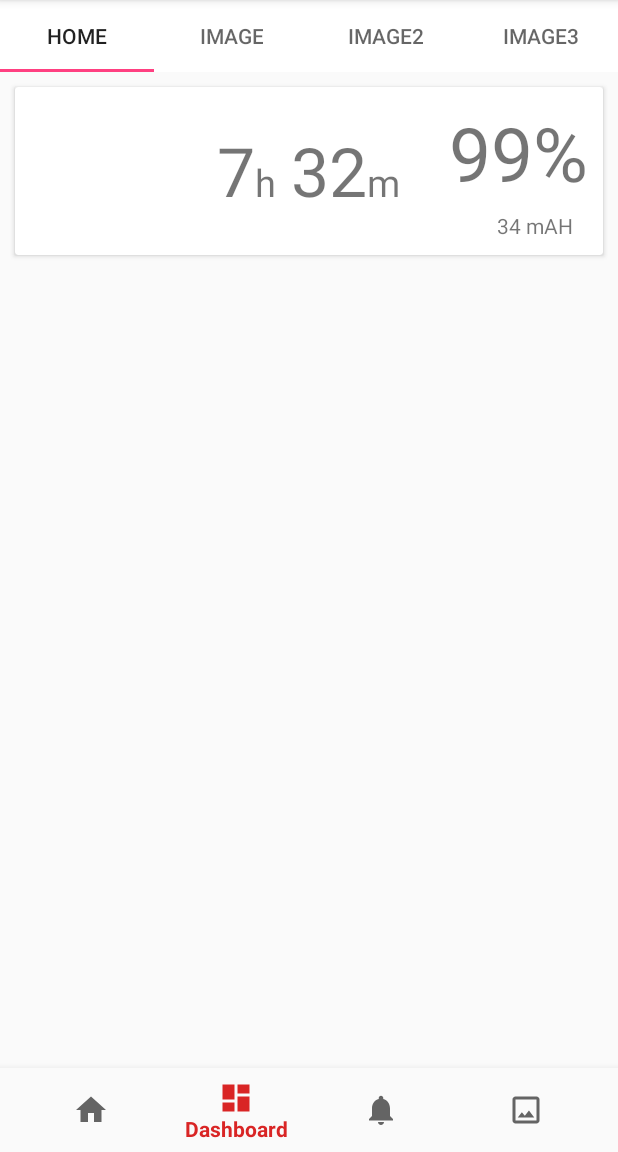
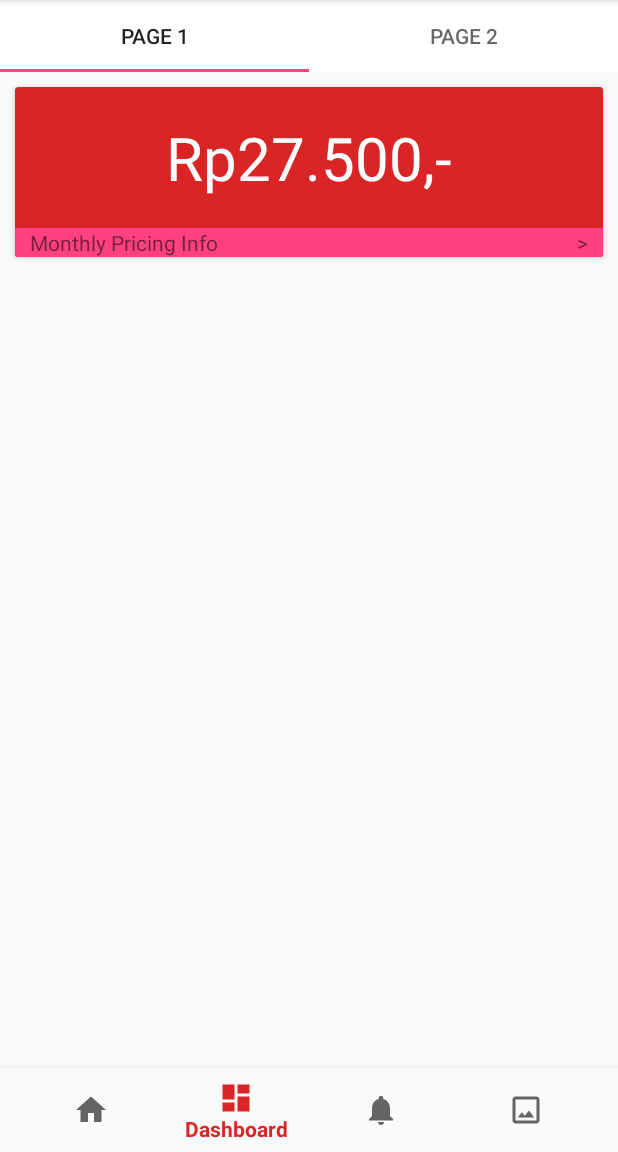
Before and after one commit to agungdwiprasetyo/RPi.EIT-mobile, an Android app: the MainActivity screen opened directly, with no data from a screen before it, item 2 of the bottom bar chosen, on a phone screen of 412 x 824 dp, the part 84-1236 px from its top. Run offline under Robolectric (Android 15) with nearby library versions, the phone set to English and light mode, and no system bars.

Commit message:
add fragment

```diff
--- a/app/src/main/java/com/raspieit/agung/raspieit/MainActivity.java
+++ b/app/src/main/java/com/raspieit/agung/raspieit/MainActivity.java
@@ -1,12 +1,11 @@
 package com.raspieit.agung.raspieit;
 
-import android.app.Fragment;
-import android.app.FragmentManager;
-import android.app.FragmentTransaction;
+import android.support.v4.app.Fragment;
+import android.support.v4.app.FragmentManager;
+import android.support.v4.app.FragmentTransaction;
 import android.os.Bundle;
 import android.support.annotation.NonNull;
 import android.support.design.widget.BottomNavigationView;
-import android.support.design.widget.TabLayout;
 import android.support.v4.view.ViewPager;
 import android.support.v7.app.AppCompatActivity;
 import android.view.MenuItem;
@@ -18,6 +17,8 @@ import com.raspieit.agung.raspieit.Views.ImageFragment;
 
 public class MainActivity extends AppCompatActivity {
 
+    private Fragment fragment;
+    private FragmentManager fragmentManager;
     private TextView mTextMessage;
     private BottomNavigationView.OnNavigationItemSelectedListener mOnNavigationItemSelectedListener;
 
@@ -26,11 +27,16 @@ public class MainActivity extends AppCompatActivity {
         super.onCreate(savedInstanceState);
         setContentView(R.layout.activity_main);
 
-        ViewPager viewpage = (ViewPager)findViewById(R.id.viewPager);
-        setupPageView(viewpage);
+//        ViewPager viewpage = (ViewPager)findViewById(R.id.viewPager);
+//        setupPageView(viewpage);
+//
+//        TabLayout tabs = (TabLayout)findViewById(R.id.tabs);
+//        tabs.setupWithViewPager(viewpage);
 
-        TabLayout tabs = (TabLayout)findViewById(R.id.tabs);
-        tabs.setupWithViewPager(viewpage);
+        fragmentManager = getSupportFragmentManager();
+        fragment = new HomeFragment();
+        final FragmentTransaction transaction = fragmentManager.beginTransaction();
+        transaction.add(R.id.content, fragment).commit();
 
         BottomNavigationView navigation = (BottomNavigationView) findViewById(R.id.navigation);
         navigation.setOnNavigationItemSelectedListener(new BottomNavigationView.OnNavigationItemSelectedListener() {
@@ -41,10 +47,12 @@ public class MainActivity extends AppCompatActivity {
                     case R.id.navigation_home:
 //                    mTextMessage.setText(R.string.title_home);
 //                        callFragment(new HomeFragment());
-                        return true;
+                        fragment = new HomeFragment();
+                        break;
                     case R.id.navigation_dashboard:
 //                        mTextMessage.setText(R.string.title_dashboard);
-                        return true;
+                        fragment = new ImageFragment();
+                        break;
                     case R.id.navigation_notifications:
 //                        mTextMessage.setText(R.string.title_notifications);
                         return true;
@@ -52,26 +60,11 @@ public class MainActivity extends AppCompatActivity {
 //                        mTextMessage.setText(R.string.title_image);
                         return true;
                 }
-                return false;
+                final FragmentTransaction transaction = fragmentManager.beginTransaction();
+                transaction.replace(R.id.content, fragment).commit();
+                return true;
             }
 
         });
     }
-
-    private void callFragment(Fragment fragment) {
-        FragmentManager manager = getFragmentManager();
-        FragmentTransaction transaction = manager.beginTransaction();
-        transaction.add(R.id.content,fragment);
-        transaction.commit();
-    }
-
-    // slide tab fragment
-    public void setupPageView(ViewPager viewpage) {
-        ViewPageAdapter viewpageadapter = new ViewPageAdapter(getSupportFragmentManager());
-        viewpageadapter.addFragment(new HomeFragment(), "Home");
-        viewpageadapter.addFragment(new ImageFragment(), "Image");
-        viewpageadapter.addFragment(new HomeFragment(), "Image2");
-        viewpageadapter.addFragment(new ImageFragment(), "Image3");
-        viewpage.setAdapter(viewpageadapter);
-    }
 }
--- a/app/src/main/java/com/raspieit/agung/raspieit/Views/ImageFragment.java
+++ b/app/src/main/java/com/raspieit/agung/raspieit/Views/ImageFragment.java
@@ -2,11 +2,14 @@ package com.raspieit.agung.raspieit.Views;
 
 import android.os.Bundle;
 import android.support.annotation.Nullable;
+import android.support.design.widget.TabLayout;
 import android.support.v4.app.Fragment;
+import android.support.v4.view.ViewPager;
 import android.view.LayoutInflater;
 import android.view.View;
 import android.view.ViewGroup;
 
+import com.raspieit.agung.raspieit.Adapters.ViewPageAdapter;
 import com.raspieit.agung.raspieit.R;
 
 /**
@@ -23,6 +26,19 @@ public class ImageFragment extends Fragment {
     @Override
     public View onCreateView(LayoutInflater inflater, @Nullable ViewGroup container, @Nullable Bundle savedInstanceState) {
         View view = inflater.inflate(R.layout.fragment_image, container, false);
+
+        ViewPager viewpage = (ViewPager)view.findViewById(R.id.viewPager);
+        setupPageView(viewpage);
+
+        TabLayout tabs = (TabLayout)view.findViewById(R.id.tabs);
+        tabs.setupWithViewPager(viewpage);
         return view;
     }
+
+    public void setupPageView(ViewPager viewpage) {
+        ViewPageAdapter viewpageadapter = new ViewPageAdapter(getFragmentManager());
+        viewpageadapter.addFragment(new Sub1ImageFragment(), "Page 1");
+        viewpageadapter.addFragment(new Sub2ImageFragment(), "Page 2");
+        viewpage.setAdapter(viewpageadapter);
+    }
 }
--- /dev/null
+++ b/app/src/main/java/com/raspieit/agung/raspieit/Views/Sub1ImageFragment.java
@@ -0,0 +1,27 @@
+package com.raspieit.agung.raspieit.Views;
+
+import android.os.Bundle;
+import android.support.annotation.Nullable;
+import android.support.v4.app.Fragment;
+import android.view.LayoutInflater;
+import android.view.View;
+import android.view.ViewGroup;
+
+import com.raspieit.agung.raspieit.R;
+
+/**
+ * Created by agung on 05/03/17.
+ */
+
+public class Sub1ImageFragment extends Fragment {
+    public Sub1ImageFragment(){
+
+    }
+
+    @Nullable
+    @Override
+    public View onCreateView(LayoutInflater inflater, @Nullable ViewGroup container, @Nullable Bundle savedInstanceState) {
+        View view = inflater.inflate(R.layout.fragment_image_1, container, false);
+        return view;
+    }
+}
--- /dev/null
+++ b/app/src/main/java/com/raspieit/agung/raspieit/Views/Sub2ImageFragment.java
@@ -0,0 +1,27 @@
+package com.raspieit.agung.raspieit.Views;
+
+import android.os.Bundle;
+import android.support.annotation.Nullable;
+import android.support.v4.app.Fragment;
+import android.view.LayoutInflater;
+import android.view.View;
+import android.view.ViewGroup;
+
+import com.raspieit.agung.raspieit.R;
+
+/**
+ * Created by agung on 05/03/17.
+ */
+
+public class Sub2ImageFragment extends Fragment{
+    public Sub2ImageFragment(){
+
+    }
+
+    @Nullable
+    @Override
+    public View onCreateView(LayoutInflater inflater, @Nullable ViewGroup container, @Nullable Bundle savedInstanceState) {
+        View view = inflater.inflate(R.layout.fragment_image_2, container, false);
+        return view;
+    }
+}
--- a/app/src/main/res/layout/activity_main.xml
+++ b/app/src/main/res/layout/activity_main.xml
@@ -8,23 +8,11 @@
     android:orientation="vertical"
     tools:context="com.raspieit.agung.raspieit.MainActivity">
 
-    <android.support.design.widget.TabLayout
-        android:id="@+id/tabs"
-        android:layout_width="match_parent"
-        android:layout_height="wrap_content"
-        android:background="#FFFFFF"/>
-
     <FrameLayout
         android:id="@+id/content"
         android:layout_width="match_parent"
         android:layout_height="match_parent"
         android:layout_weight="1">
-
-        <android.support.v4.view.ViewPager
-            android:id="@+id/viewPager"
-            android:layout_width="match_parent"
-            android:layout_height="match_parent"
-            app:layout_behavior="@string/appbar_scrolling_view_behavior"/>
 
     </FrameLayout>
 
--- a/app/src/main/res/layout/fragment_image.xml
+++ b/app/src/main/res/layout/fragment_image.xml
@@ -2,54 +2,22 @@
 <LinearLayout xmlns:android="http://schemas.android.com/apk/res/android"
     xmlns:app="http://schemas.android.com/apk/res-auto"
     xmlns:tools="http://schemas.android.com/tools"
-    tools:context=".Views.ImageFragment"
+    android:id="@+id/container"
+    android:layout_width="match_parent"
+    android:layout_height="match_parent"
     android:orientation="vertical"
-    android:layout_width="match_parent"
-    android:layout_height="match_parent">
+    tools:context=".Views.ImageFragment">
 
-    <android.support.v7.widget.CardView
-        android:id="@+id/pricingRegion"
+    <android.support.design.widget.TabLayout
+        android:id="@+id/tabs"
         android:layout_width="match_parent"
         android:layout_height="wrap_content"
-        android:layout_margin="10dp"
-        app:cardBackgroundColor="@color/colorPrimary"
-        android:foreground="?android:attr/selectableItemBackground"
-        android:clickable="true">
-        <RelativeLayout
+        android:background="#FFFFFF"/>
+
+        <android.support.v4.view.ViewPager
+            android:id="@+id/viewPager"
             android:layout_width="match_parent"
             android:layout_height="match_parent"
-            android:orientation="vertical">
-            <TextView
-                android:id="@+id/priceTxtVw"
-                android:layout_width="wrap_content"
-                android:layout_height="wrap_content"
-                android:text="Rp27.500,-"
-                android:textSize="40sp"
-                android:layout_margin="20dp"
-                android:textColor="#FFFFFF"
-                android:layout_centerHorizontal="true"
-                android:textAlignment="center"/>
-            <RelativeLayout
-                android:layout_width="match_parent"
-                android:layout_height="wrap_content"
-                android:background="@color/colorAccent"
-                android:layout_below="@id/priceTxtVw">
-                <TextView
-                    android:layout_width="wrap_content"
-                    android:layout_height="wrap_content"
-                    android:text="Monthly Pricing Info"
-                    android:layout_marginLeft="10dp"
-                    android:layout_marginStart="10dp"/>
-                <TextView
-                    android:layout_width="wrap_content"
-                    android:layout_height="wrap_content"
-                    android:layout_alignParentEnd="true"
-                    android:text=">"
-                    android:layout_marginRight="10dp"
-                    android:layout_marginEnd="10dp"
-                    android:layout_alignParentRight="true" />
-            </RelativeLayout>
-        </RelativeLayout>
-    </android.support.v7.widget.CardView>
+            app:layout_behavior="@string/appbar_scrolling_view_behavior"/>
 
 </LinearLayout>
--- /dev/null
+++ b/app/src/main/res/layout/fragment_image_1.xml
@@ -0,0 +1,55 @@
+<?xml version="1.0" encoding="utf-8"?>
+<LinearLayout xmlns:android="http://schemas.android.com/apk/res/android"
+    xmlns:app="http://schemas.android.com/apk/res-auto"
+    xmlns:tools="http://schemas.android.com/tools"
+    tools:context=".Views.ImageFragment"
+    android:orientation="vertical"
+    android:layout_width="match_parent"
+    android:layout_height="match_parent">
+
+    <android.support.v7.widget.CardView
+        android:id="@+id/pricingRegion"
+        android:layout_width="match_parent"
+        android:layout_height="wrap_content"
+        android:layout_margin="10dp"
+        app:cardBackgroundColor="@color/colorPrimary"
+        android:foreground="?android:attr/selectableItemBackground"
+        android:clickable="true">
+        <RelativeLayout
+            android:layout_width="match_parent"
+            android:layout_height="match_parent"
+            android:orientation="vertical">
+            <TextView
+                android:id="@+id/priceTxtVw"
+                android:layout_width="wrap_content"
+                android:layout_height="wrap_content"
+                android:text="Rp27.500,-"
+                android:textSize="40sp"
+                android:layout_margin="20dp"
+                android:textColor="#FFFFFF"
+                android:layout_centerHorizontal="true"
+                android:textAlignment="center"/>
+            <RelativeLayout
+                android:layout_width="match_parent"
+                android:layout_height="wrap_content"
+                android:background="@color/colorAccent"
+                android:layout_below="@id/priceTxtVw">
+                <TextView
+                    android:layout_width="wrap_content"
+                    android:layout_height="wrap_content"
+                    android:text="Monthly Pricing Info"
+                    android:layout_marginLeft="10dp"
+                    android:layout_marginStart="10dp"/>
+                <TextView
+                    android:layout_width="wrap_content"
+                    android:layout_height="wrap_content"
+                    android:layout_alignParentEnd="true"
+                    android:text=">"
+                    android:layout_marginRight="10dp"
+                    android:layout_marginEnd="10dp"
+                    android:layout_alignParentRight="true" />
+            </RelativeLayout>
+        </RelativeLayout>
+    </android.support.v7.widget.CardView>
+
+</LinearLayout>
```
Also changed, not shown: app/src/main/res/layout/fragment_image_2.xml (added, +71 -0 lines).
